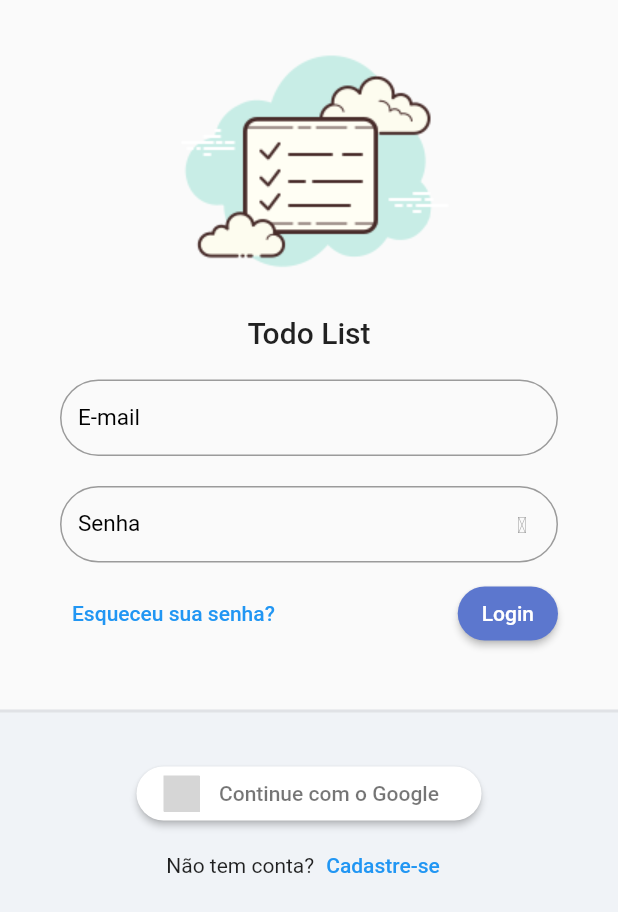
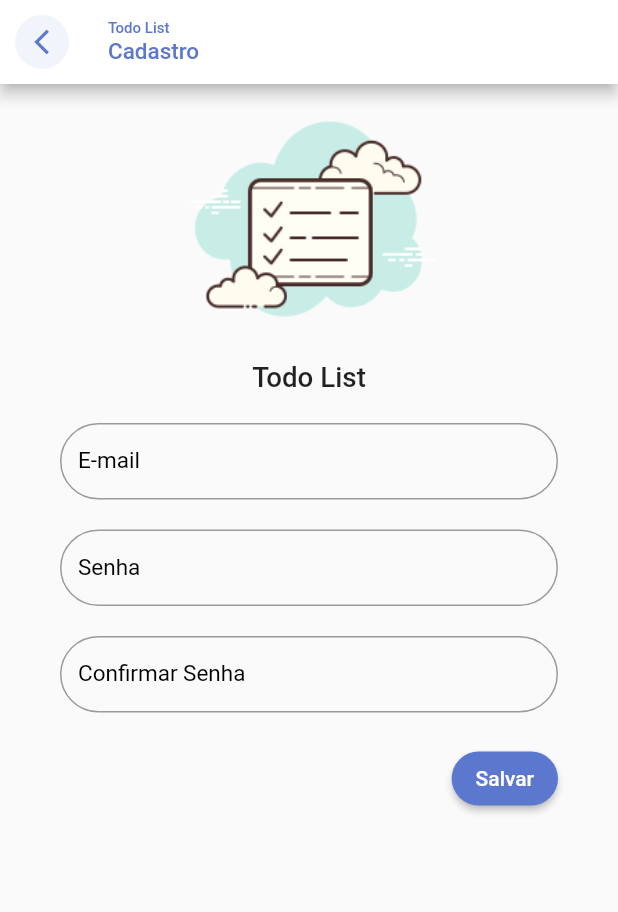
Before and after one commit to jsaintz/todo-list-provider, a Flutter app: the LoginPage screen opened directly, after a tap on "Cadastre-se", on a phone screen of 412 x 824 dp. Shown: the top 912 px of the screen. Run offline on Flutter 3.47's test engine with Material 2 defaults, Android fonts, the phone set to English and light mode, and no system bars; our stand-ins replace flutter_signin_button, google_fonts, sqflite, sqflite_common, synchronized; accounts and stored records are empty; Roboto replaces fonts that are missing (Mandali); grey boxes are pictures that could not be loaded.

Commit message:
create register_page

```diff
--- a/lib/app/core/ui/todo_list_icons.dart
+++ b/lib/app/core/ui/todo_list_icons.dart
@@ -7,5 +7,6 @@ class TodoListIcons {
   static const String? _kFontPkg = null;
 
   static const IconData eye = IconData(0xf06e, fontFamily: _kFontFam, fontPackage: _kFontPkg);
+
   static const IconData eye_slash = IconData(0xf070, fontFamily: _kFontFam, fontPackage: _kFontPkg);
 }
--- a/lib/app/core/widget/todo_list_field.dart
+++ b/lib/app/core/widget/todo_list_field.dart
@@ -21,6 +21,8 @@ class TodoListField extends StatelessWidget {
     return ValueListenableBuilder<bool>(
       valueListenable: obscureTextVn,
       builder: (_, obscureTextValue, child) => TextFormField(
+        keyboardType: TextInputType.emailAddress,
+        textInputAction: TextInputAction.next,
         decoration: InputDecoration(
           labelText: label,
           labelStyle: const TextStyle(
--- a/lib/app/modules/auth/auth_module.dart
+++ b/lib/app/modules/auth/auth_module.dart
@@ -2,15 +2,19 @@ import 'package:provider/provider.dart';
 import 'package:todo_list_provider/app/core/modules/todo_list_module.dart';
 import 'package:todo_list_provider/app/modules/auth/login/login_controller.dart';
 import 'package:todo_list_provider/app/modules/auth/login/login_page.dart';
+import 'package:todo_list_provider/app/modules/auth/register/register_controller.dart';
+import 'package:todo_list_provider/app/modules/auth/register/register_page.dart';
 
 class AuthModule extends TodoListModule {
   AuthModule()
       : super(
           bindings: [
             ChangeNotifierProvider(create: (_) => LoginController()),
+            ChangeNotifierProvider(create: (_) => RegisterController()),
           ],
           routers: {
             '/login': ((context) => const LoginPage()),
+            '/register': ((context) => const RegisterPage()),
           },
         );
 }
--- a/lib/app/modules/auth/login/login_page.dart
+++ b/lib/app/modules/auth/login/login_page.dart
@@ -16,20 +16,18 @@ class _LoginPageState extends State<LoginPage> {
     return Scaffold(
       body: LayoutBuilder(
         builder: (context, constraints) {
-          return SingleChildScrollView(
-            child: ConstrainedBox(
-              constraints: BoxConstraints(
-                maxHeight: constraints.maxHeight,
-                minWidth: constraints.maxWidth,
-              ),
-              child: IntrinsicHeight(
+          return ListView(
+            children: [
+              ConstrainedBox(
+                constraints: BoxConstraints(
+                  maxHeight: constraints.maxHeight,
+                  minWidth: constraints.maxWidth,
+                ),
                 child: Column(
-                  mainAxisSize: MainAxisSize.max,
                   children: [
-                    const SizedBox(height: 10),
                     const TodoListLogo(),
                     Padding(
-                      padding: const EdgeInsets.symmetric(horizontal: 40, vertical: 20),
+                      padding: const EdgeInsets.symmetric(horizontal: 30, vertical: 20),
                       child: Form(
                         child: Column(
                           children: [
@@ -61,7 +59,6 @@ class _LoginPageState extends State<LoginPage> {
                     ),
                     const SizedBox(height: 20),
                     Expanded(
-                      flex: 1,
                       child: Container(
                         height: 350,
                         decoration: BoxDecoration(
@@ -87,11 +84,14 @@ class _LoginPageState extends State<LoginPage> {
                               onPressed: () {},
                             ),
                             Row(
+                              mainAxisSize: MainAxisSize.max,
                               mainAxisAlignment: MainAxisAlignment.center,
                               children: [
                                 const Text('Não tem conta?'),
                                 TextButton(
-                                  onPressed: () {},
+                                  onPressed: () {
+                                    Navigator.of(context).pushNamed('/register');
+                                  },
                                   child: const Text('Cadastre-se'),
                                 ),
                               ],
@@ -103,7 +103,7 @@ class _LoginPageState extends State<LoginPage> {
                   ],
                 ),
               ),
-            ),
+            ],
           );
         },
       ),
--- /dev/null
+++ b/lib/app/modules/auth/register/register_controller.dart
@@ -0,0 +1,3 @@
+import 'package:flutter/widgets.dart';
+
+class RegisterController extends ChangeNotifier {}
--- /dev/null
+++ b/lib/app/modules/auth/register/register_page.dart
@@ -0,0 +1,94 @@
+import 'package:flutter/material.dart';
+import 'package:todo_list_provider/app/core/ui/theme_extensions.dart';
+import 'package:todo_list_provider/app/core/widget/todo_list_field.dart';
+import 'package:todo_list_provider/app/core/widget/todo_list_logo.dart';
+
+class RegisterPage extends StatelessWidget {
+  const RegisterPage({Key? key}) : super(key: key);
+
+  @override
+  Widget build(BuildContext context) {
+    return Scaffold(
+      appBar: AppBar(
+        automaticallyImplyLeading: false,
+        backgroundColor: Colors.white,
+        title: Column(
+          crossAxisAlignment: CrossAxisAlignment.start,
+          children: [
+            Text(
+              'Todo List',
+              style: TextStyle(fontSize: 10, color: context.primaryColor),
+            ),
+            Text(
+              'Cadastro',
+              style: TextStyle(fontSize: 15, color: context.primaryColor),
+            ),
+          ],
+        ),
+        leading: IconButton(
+          onPressed: () {
+            Navigator.pop(context);
+          },
+          icon: ClipOval(
+            child: Container(
+              padding: const EdgeInsets.all(8),
+              color: context.primaryColor.withAlpha(20),
+              child: Icon(
+                Icons.arrow_back_ios_outlined,
+                size: 20,
+                color: context.primaryColor,
+              ),
+            ),
+          ),
+        ),
+      ),
+      body: ListView(
+        children: [
+          SizedBox(
+            height: MediaQuery.of(context).size.width * .5,
+            child: const FittedBox(
+              child: TodoListLogo(),
+              fit: BoxFit.fitHeight,
+            ),
+          ),
+          Padding(
+            padding: const EdgeInsets.symmetric(
+              horizontal: 40,
+              vertical: 20,
+            ),
+            child: Form(
+              child: Column(
+                children: [
+                  TodoListField(label: 'E-mail'),
+                  const SizedBox(
+                    height: 20,
+                  ),
+                  TodoListField(label: 'Senha'),
+                  const SizedBox(
+                    height: 20,
+                  ),
+                  TodoListField(label: 'Confirmar Senha'),
+                  const SizedBox(
+                    height: 20,
+                  ),
+                  Align(
+                    alignment: Alignment.bottomRight,
+                    child: ElevatedButton(
+                      onPressed: () {},
+                      child: const Text('Salvar'),
+                      style: ElevatedButton.styleFrom(
+                        shape: RoundedRectangleBorder(
+                          borderRadius: BorderRadius.circular(20),
+                        ),
+                      ),
+                    ),
+                  ),
+                ],
+              ),
+            ),
+          ),
+        ],
+      ),
+    );
+  }
+}
```
